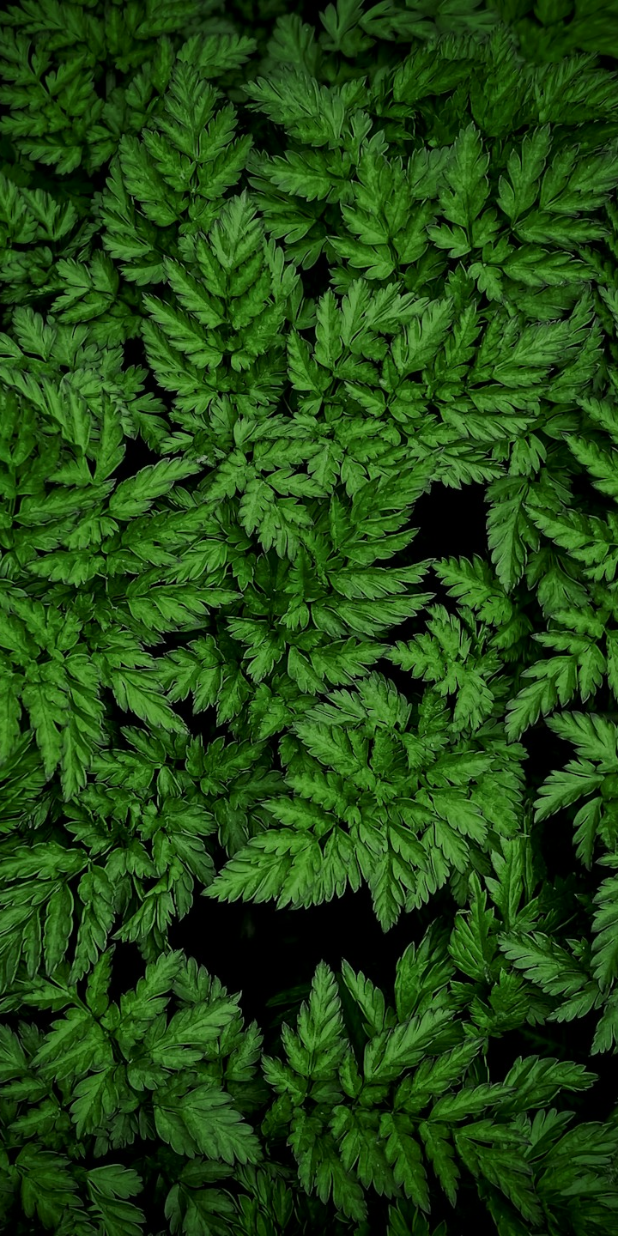
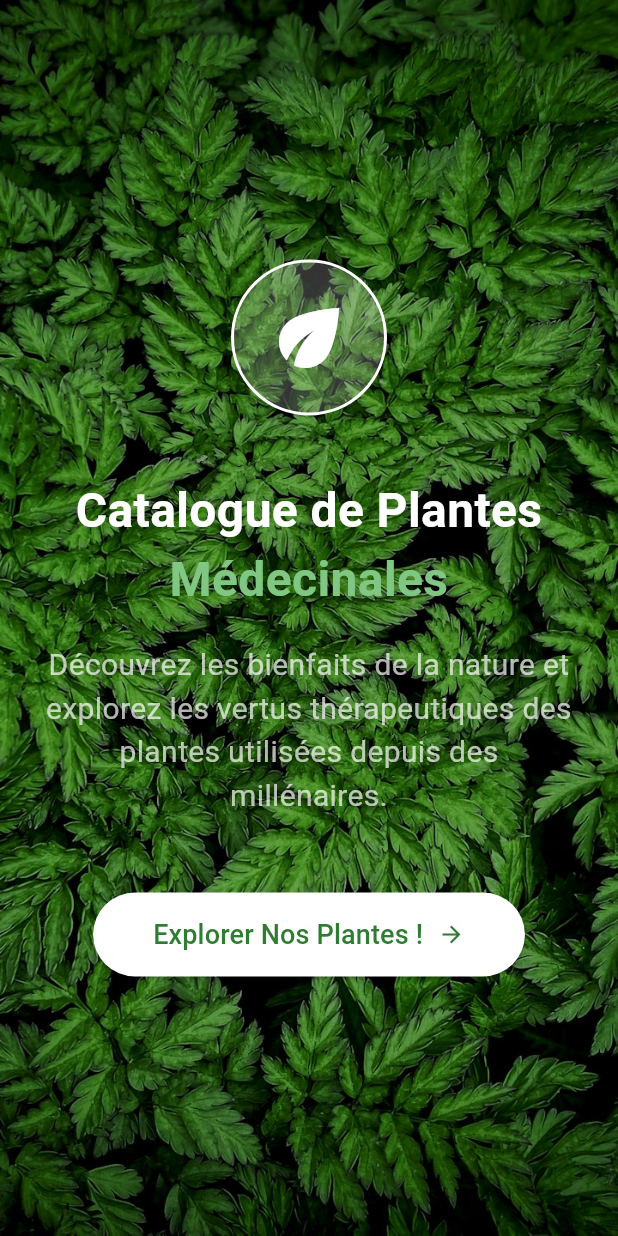
Before and after one commit to ktapsoba14-byte/application-mobile, a Flutter app: the screen it shows after launch, on a phone screen of 412 x 824 dp. Run offline on Flutter 3.47's test engine with Material 3 defaults, Android fonts, the phone set to English and light mode, and no system bars.

Commit message:
Embelissement de l'acceuil

```diff
--- a/lib/pages/page_bienvenue.dart
+++ b/lib/pages/page_bienvenue.dart
@@ -10,15 +10,93 @@ class Bienvenue extends StatelessWidget {
         children: [
           Container(
             decoration: const BoxDecoration(
-             image: DecorationImage(
-               image: AssetImage("assets/images/plante.jpeg"),
-               fit: BoxFit.cover,
-             )
-            ),
+                image: DecorationImage(
+              image: AssetImage("assets/images/plante.jpeg"),
+              fit: BoxFit.cover,
+            )),
             child: Container(
               color: Colors.black.withOpacity(0.3),
             ),
-          )
+          ),
+          SafeArea(
+              child: Padding(
+            padding: const EdgeInsets.symmetric(horizontal: 30.0),
+            child: Column(
+              mainAxisAlignment: MainAxisAlignment.center,
+              children: [
+                Container(
+                  padding: const EdgeInsets.all(20),
+                  decoration: BoxDecoration(
+                    color: Colors.white.withOpacity(0.2),
+                    shape: BoxShape.circle,
+                    border: Border.all(color: Colors.white, width: 2),
+                  ),
+                  child: const Icon(
+                    Icons.eco,
+                    color: Colors.white,
+                    size: 60,
+                  ),
+                ),
+                const SizedBox(
+                  height: 40,
+                ),
+                const Text(
+                  'Catalogue de Plantes',
+                  textAlign: TextAlign.center,
+                  style: TextStyle(
+                      color: Colors.white,
+                      fontSize: 32,
+                      fontWeight: FontWeight.bold),
+                ),
+                const Text(
+                  'Médecinales',
+                  textAlign: TextAlign.center,
+                  style: TextStyle(
+                    color: Color(0xFF81C784),
+                    fontSize: 32,
+                    fontWeight: FontWeight.bold,
+                  ),
+                ),
+                const SizedBox(
+                  height: 20,
+                ),
+                const Text(
+                  'Découvrez les bienfaits de la nature et explorez les vertus thérapeutiques des plantes utilisées depuis des millénaires.',
+                  textAlign: TextAlign.center,
+                  style: TextStyle(color: Colors.white70, fontSize: 20),
+                ),
+                const SizedBox(
+                  height: 50,
+                ),
+                ElevatedButton(
+                  onPressed: () {},
+                  style: ElevatedButton.styleFrom(
+                    backgroundColor: Colors.white,
+                    foregroundColor: Colors.green[800],
+                    padding: const EdgeInsets.symmetric(
+                        horizontal: 40, vertical: 15),
+                    shape: RoundedRectangleBorder(
+                        borderRadius: BorderRadius.circular(30)),
+                  ),
+                  child: Row(
+                    mainAxisSize: MainAxisSize.min,
+                    children: const [
+                      Text(
+                        'Explorer Nos Plantes !',
+                        style: TextStyle(fontSize: 18),
+                      ),
+                      SizedBox(
+                        width: 10,
+                      ),
+                      Icon(
+                        Icons.arrow_forward,
+                      )
+                    ],
+                  ),
+                ),
+              ],
+            ),
+          ))
         ],
       ),
     );
```
